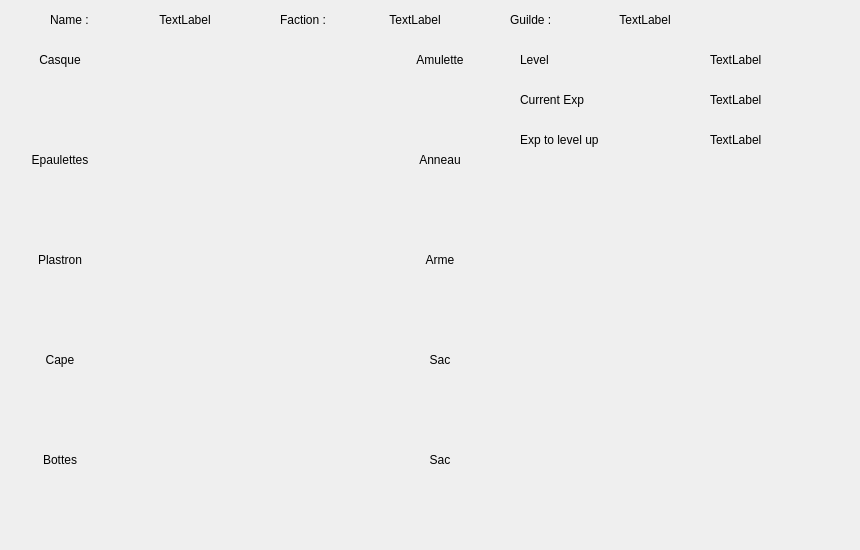
Qt form MMO/Res/stuffview.ui (maresc-g/linumon) before a commit.
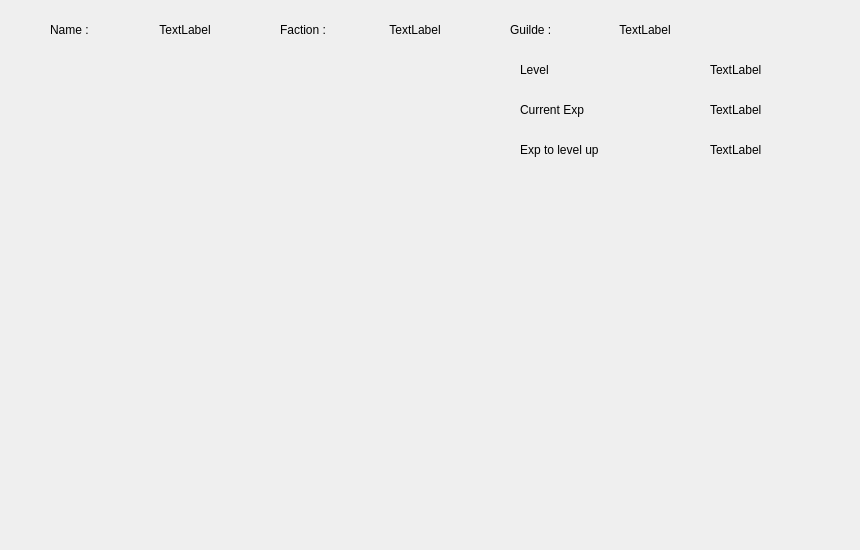
The same form after that commit.

Commit message: change stuffview for background and add trade

```diff
--- a/MMO/Res/stuffview.ui
+++ b/MMO/Res/stuffview.ui
@@ -16,174 +16,11 @@
   <property name="windowTitle">
    <string>Form</string>
   </property>
-  <widget class="QLabel" name="labelPlastron">
-   <property name="geometry">
-    <rect>
-     <x>0</x>
-     <y>250</y>
-     <width>120</width>
-     <height>20</height>
-    </rect>
-   </property>
-   <property name="text">
-    <string>Plastron</string>
-   </property>
-   <property name="alignment">
-    <set>Qt::AlignCenter</set>
-   </property>
-  </widget>
-  <widget class="QLabel" name="labelAmu">
-   <property name="geometry">
-    <rect>
-     <x>380</x>
-     <y>50</y>
-     <width>120</width>
-     <height>20</height>
-    </rect>
-   </property>
-   <property name="text">
-    <string>Amulette</string>
-   </property>
-   <property name="alignment">
-    <set>Qt::AlignCenter</set>
-   </property>
-  </widget>
-  <widget class="QLabel" name="labelSac1">
-   <property name="geometry">
-    <rect>
-     <x>380</x>
-     <y>350</y>
-     <width>120</width>
-     <height>20</height>
-    </rect>
-   </property>
-   <property name="text">
-    <string>Sac</string>
-   </property>
-   <property name="alignment">
-    <set>Qt::AlignCenter</set>
-   </property>
-  </widget>
-  <widget class="QLabel" name="labelAnneau">
-   <property name="geometry">
-    <rect>
-     <x>380</x>
-     <y>150</y>
-     <width>120</width>
-     <height>20</height>
-    </rect>
-   </property>
-   <property name="text">
-    <string>Anneau</string>
-   </property>
-   <property name="alignment">
-    <set>Qt::AlignCenter</set>
-   </property>
-  </widget>
-  <widget class="QLabel" name="labelCape">
-   <property name="geometry">
-    <rect>
-     <x>0</x>
-     <y>350</y>
-     <width>120</width>
-     <height>20</height>
-    </rect>
-   </property>
-   <property name="text">
-    <string>Cape</string>
-   </property>
-   <property name="alignment">
-    <set>Qt::AlignCenter</set>
-   </property>
-  </widget>
-  <widget class="QLabel" name="labelCasque">
-   <property name="geometry">
-    <rect>
-     <x>0</x>
-     <y>50</y>
-     <width>120</width>
-     <height>20</height>
-    </rect>
-   </property>
-   <property name="autoFillBackground">
-    <bool>false</bool>
-   </property>
-   <property name="text">
-    <string>Casque</string>
-   </property>
-   <property name="alignment">
-    <set>Qt::AlignCenter</set>
-   </property>
-  </widget>
-  <widget class="QLabel" name="labelSac2">
-   <property name="geometry">
-    <rect>
-     <x>380</x>
-     <y>450</y>
-     <width>120</width>
-     <height>20</height>
-    </rect>
-   </property>
-   <property name="text">
-    <string>Sac</string>
-   </property>
-   <property name="alignment">
-    <set>Qt::AlignCenter</set>
-   </property>
-  </widget>
-  <widget class="QLabel" name="labelArme">
-   <property name="geometry">
-    <rect>
-     <x>380</x>
-     <y>250</y>
-     <width>120</width>
-     <height>20</height>
-    </rect>
-   </property>
-   <property name="text">
-    <string>Arme</string>
-   </property>
-   <property name="alignment">
-    <set>Qt::AlignCenter</set>
-   </property>
-  </widget>
-  <widget class="QLabel" name="labelBottes">
-   <property name="geometry">
-    <rect>
-     <x>0</x>
-     <y>450</y>
-     <width>120</width>
-     <height>20</height>
-    </rect>
-   </property>
-   <property name="text">
-    <string>Bottes</string>
-   </property>
-   <property name="alignment">
-    <set>Qt::AlignCenter</set>
-   </property>
-  </widget>
-  <widget class="QLabel" name="labelEpau">
-   <property name="geometry">
-    <rect>
-     <x>0</x>
-     <y>150</y>
-     <width>120</width>
-     <height>20</height>
-    </rect>
-   </property>
-   <property name="text">
-    <string>Epaulettes</string>
-   </property>
-   <property name="alignment">
-    <set>Qt::AlignCenter</set>
-   </property>
-  </widget>
   <widget class="QLabel" name="l_curExp">
    <property name="geometry">
     <rect>
      <x>710</x>
-     <y>90</y>
+     <y>100</y>
      <width>120</width>
      <height>20</height>
     </rect>
@@ -196,7 +33,7 @@
    <property name="geometry">
     <rect>
      <x>520</x>
-     <y>90</y>
+     <y>100</y>
      <width>120</width>
      <height>20</height>
     </rect>
@@ -209,7 +46,7 @@
    <property name="geometry">
     <rect>
      <x>520</x>
-     <y>50</y>
+     <y>60</y>
      <width>120</width>
      <height>20</height>
     </rect>
@@ -222,7 +59,7 @@
    <property name="geometry">
     <rect>
      <x>710</x>
-     <y>130</y>
+     <y>140</y>
      <width>120</width>
      <height>20</height>
     </rect>
@@ -235,7 +72,7 @@
    <property name="geometry">
     <rect>
      <x>520</x>
-     <y>130</y>
+     <y>140</y>
      <width>120</width>
      <height>20</height>
     </rect>
@@ -248,7 +85,7 @@
    <property name="geometry">
     <rect>
      <x>50</x>
-     <y>10</y>
+     <y>20</y>
      <width>60</width>
      <height>20</height>
     </rect>
@@ -261,7 +98,7 @@
    <property name="geometry">
     <rect>
      <x>110</x>
-     <y>10</y>
+     <y>20</y>
      <width>150</width>
      <height>20</height>
     </rect>
@@ -277,7 +114,7 @@
    <property name="geometry">
     <rect>
      <x>510</x>
-     <y>10</y>
+     <y>20</y>
      <width>60</width>
      <height>20</height>
     </rect>
@@ -290,7 +127,7 @@
    <property name="geometry">
     <rect>
      <x>340</x>
-     <y>10</y>
+     <y>20</y>
      <width>150</width>
      <height>20</height>
     </rect>
@@ -306,7 +143,7 @@
    <property name="geometry">
     <rect>
      <x>280</x>
-     <y>10</y>
+     <y>20</y>
      <width>60</width>
      <height>20</height>
     </rect>
@@ -319,7 +156,7 @@
    <property name="geometry">
     <rect>
      <x>570</x>
-     <y>10</y>
+     <y>20</y>
      <width>150</width>
      <height>20</height>
     </rect>
@@ -335,7 +172,7 @@
    <property name="geometry">
     <rect>
      <x>710</x>
-     <y>50</y>
+     <y>60</y>
      <width>120</width>
      <height>20</height>
     </rect>
```
The commit also changes 10 other files.
